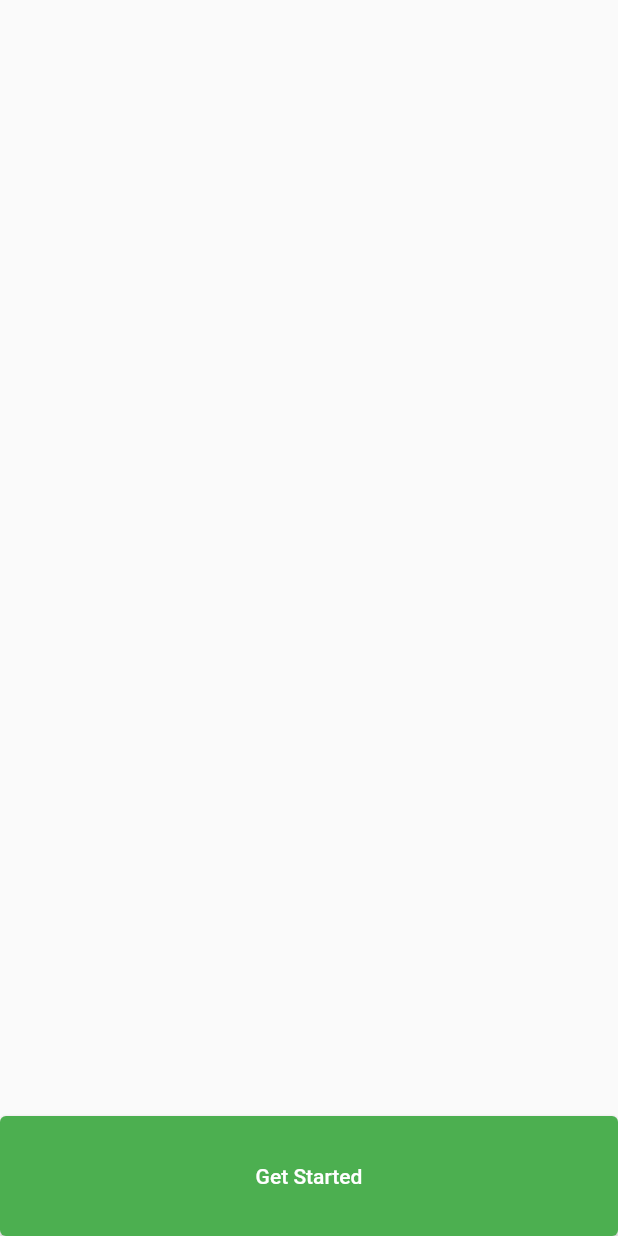
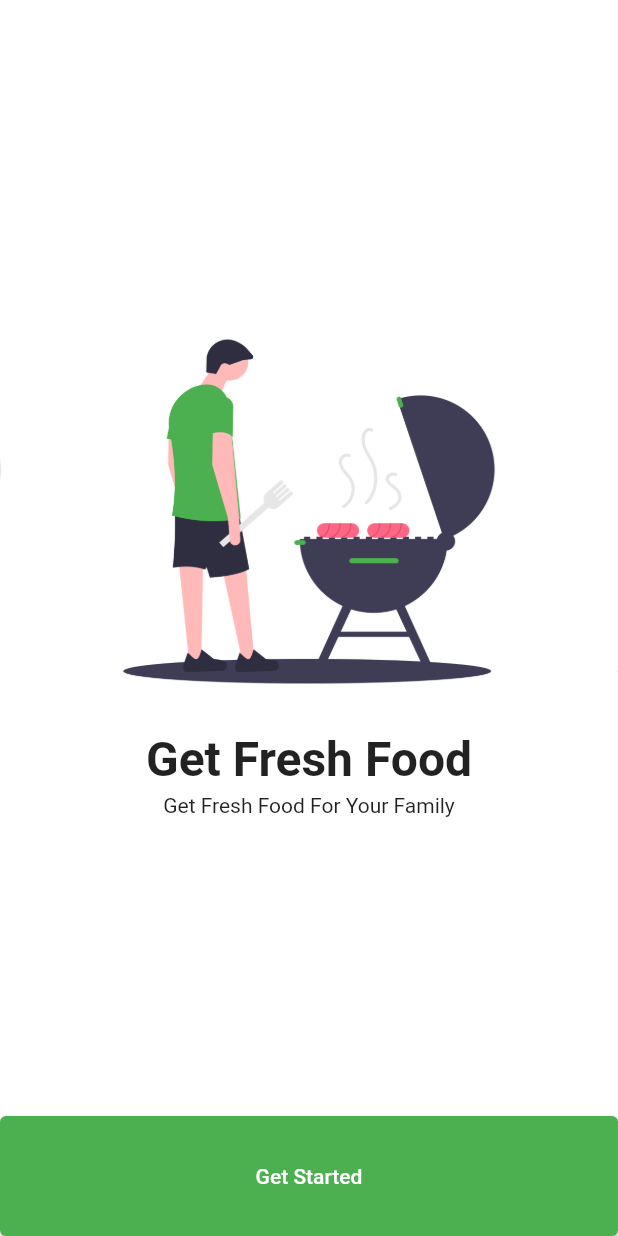
Before and after one commit to Jashwanth-Gowda-R/flutter-Grocery-App, a Flutter app: the screen it shows after launch, on a phone screen of 412 x 824 dp. Run offline on Flutter 3.47's test engine with Material 2 defaults, Android fonts, the phone set to English and light mode, and no system bars; drawn by our look-alikes of carousel_slider; our stand-ins replace get.

Commit message:
added 1 single carosel silder

```diff
--- a/grocery_user_app/lib/main.dart
+++ b/grocery_user_app/lib/main.dart
@@ -14,6 +14,7 @@ class MyApp extends StatelessWidget {
   @override
   Widget build(BuildContext context) {
     return GetMaterialApp(
+      debugShowCheckedModeBanner: false,
       home: Welcome(),
     );
   }
--- a/grocery_user_app/lib/screens/welcome.dart
+++ b/grocery_user_app/lib/screens/welcome.dart
@@ -1,6 +1,7 @@
 // ignore_for_file: avoid_unnecessary_containers, prefer_const_constructors
 
 import 'package:flutter/material.dart';
+import 'package:carousel_slider/carousel_slider.dart';
 
 class Welcome extends StatelessWidget {
   const Welcome({Key key}) : super(key: key);
@@ -8,10 +9,44 @@ class Welcome extends StatelessWidget {
   @override
   Widget build(BuildContext context) {
     return Scaffold(
+      backgroundColor: Colors.white,
       body: Container(
         child: Column(
           children: [
-            Expanded(child: Container()),
+            Expanded(
+                child: Container(
+              child: CarouselSlider(
+                options: CarouselOptions(height: double.infinity),
+                items: [
+                  Container(
+                    child: Column(
+                      mainAxisAlignment: MainAxisAlignment.center,
+                      crossAxisAlignment: CrossAxisAlignment.center,
+                      children: [
+                        Image.asset(
+                          'assets/images/slide_1.png',
+                          scale: 1,
+                        ),
+                        SizedBox(
+                          height: 4,
+                        ),
+                        Text(
+                          'Get Fresh Food',
+                          style: TextStyle(
+                            fontSize: 32,
+                            fontWeight: FontWeight.bold,
+                          ),
+                        ),
+                        SizedBox(
+                          height: 4,
+                        ),
+                        Text('Get Fresh Food For Your Family'),
+                      ],
+                    ),
+                  ),
+                ],
+              ),
+            )),
             Container(
               height: 80,
               width: double.infinity,
```
